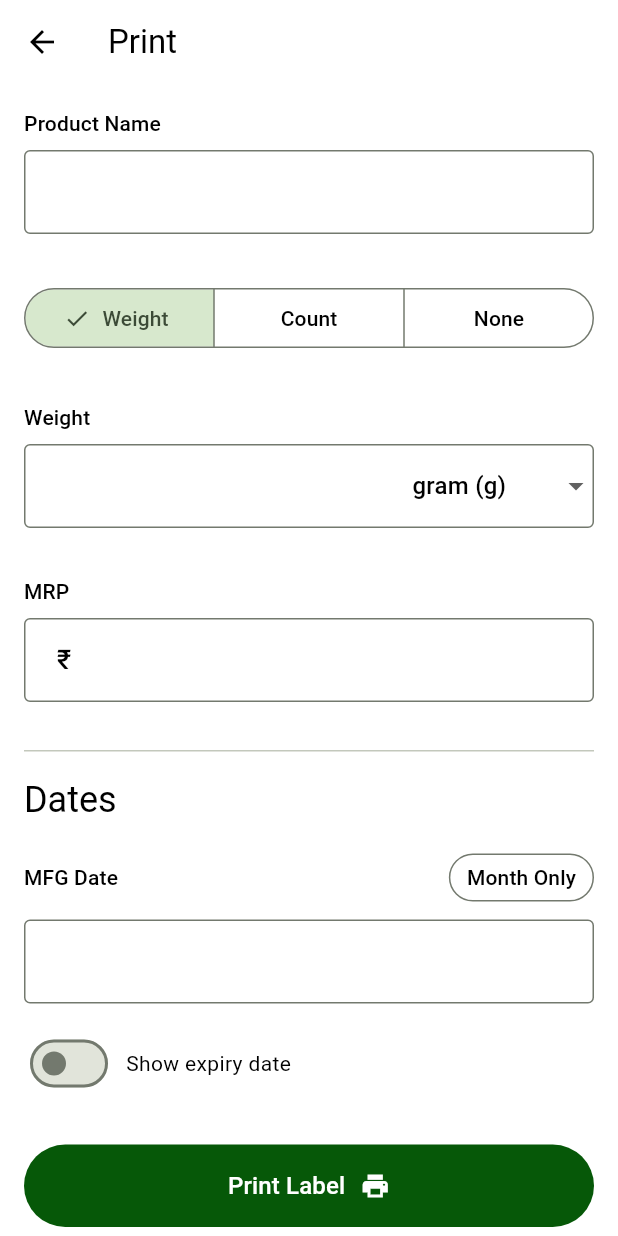
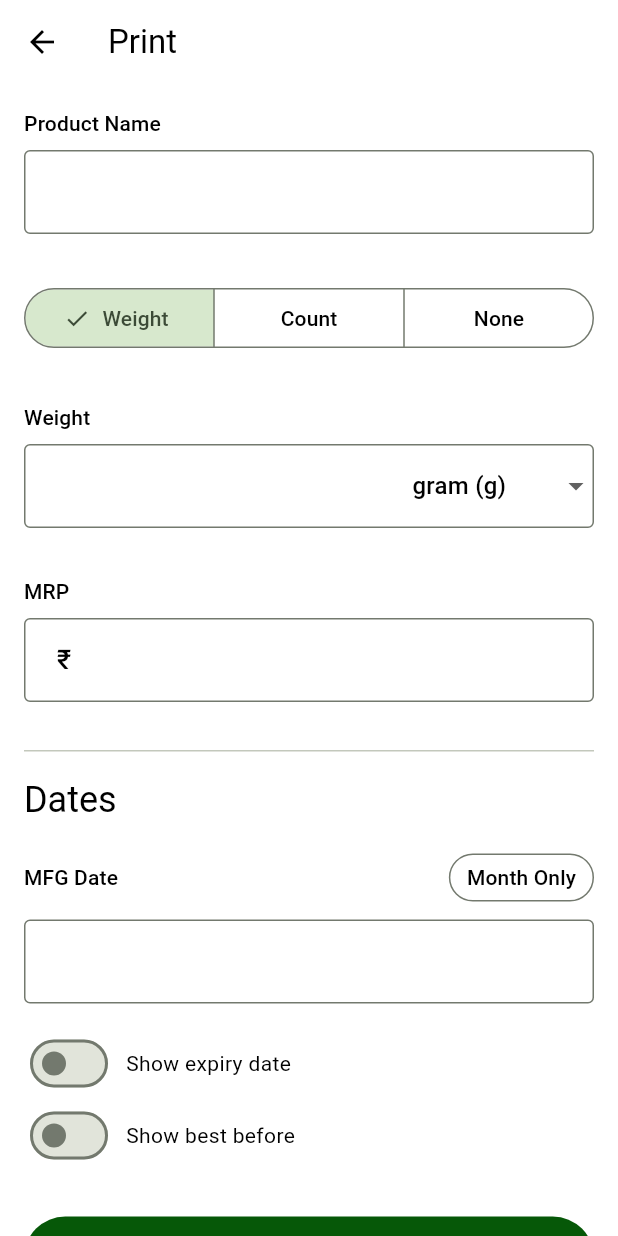
Before and after one commit to sarangnx/label_printer, a Flutter app: the screen it shows after launch, after a tap on an icon or button, on a phone screen of 412 x 824 dp. Run offline on Flutter 3.47's test engine with Material 3 defaults, Android fonts, the phone set to English and light mode, and no system bars; our stand-ins replace flex_color_scheme.

Commit message:
feat: added best before and keyboard type

```diff
--- a/lib/pages/print_form.dart
+++ b/lib/pages/print_form.dart
@@ -48,13 +48,16 @@ class PrinterForm extends State<_PrintForm> {
 
   QuantityTypes _quantityType = QuantityTypes.weight;
   String? _selectedUnit = 'g';
+  String? _selectedDuration = 'days';
   DateTime? _mfgDateTime = DateTime.now();
   DateTime? _expiryDateTime = DateTime.now().add(Duration(days: 45));
   bool _showExpiryDate = false;
+  bool _showBestBefore = false;
   bool _showMonthOnly = false;
 
   final TextEditingController _productName = TextEditingController();
   final TextEditingController _quantity = TextEditingController();
+  final TextEditingController _bestBefore = TextEditingController();
   final TextEditingController _mrp = TextEditingController();
   final TextEditingController _mfgDate = TextEditingController();
   final TextEditingController _expiryDate = TextEditingController();
@@ -196,6 +199,7 @@ class PrinterForm extends State<_PrintForm> {
                                 : null,
                       ),
                       controller: _quantity,
+                      keyboardType: TextInputType.number,
                     ),
                   ],
                 ),
@@ -232,6 +236,7 @@ class PrinterForm extends State<_PrintForm> {
                               : null,
                     ),
                     controller: _mrp,
+                    keyboardType: TextInputType.number,
                   ),
                 ],
               ),
@@ -330,6 +335,7 @@ class PrinterForm extends State<_PrintForm> {
                     onChanged: (value) {
                       setState(() {
                         _showExpiryDate = value;
+                        _showBestBefore = _showBestBefore ? !value : false;
                       });
                     },
                   ),
@@ -375,6 +381,64 @@ class PrinterForm extends State<_PrintForm> {
               ),
 
             Padding(
+              padding: const EdgeInsets.symmetric(horizontal: 16.0),
+              child: Row(
+                spacing: 8,
+                children: [
+                  Switch(
+                    value: _showBestBefore,
+                    onChanged: (value) {
+                      setState(() {
+                        _showBestBefore = value;
+                        _showExpiryDate = _showExpiryDate ? !value : false;
+                      });
+                    },
+                  ),
+                  Text('Show best before'),
+                ],
+              ),
+            ),
+
+            if (_showBestBefore)
+              Padding(
+                padding: const EdgeInsets.all(16.0),
+                child: Column(
+                  crossAxisAlignment: CrossAxisAlignment.start,
+                  spacing: 8,
+                  children: [
+                    Text('Best Before', style: Theme.of(context).textTheme.labelLarge),
+                    TextFormField(
+                      onChanged: (value) => setState(() {}),
+                      decoration: InputDecoration(
+                        suffixIcon: Row(
+                          mainAxisSize: MainAxisSize.min, // Ensures the row takes minimal space
+                          children: [
+                            DropdownButton<String>(
+                              value: _selectedDuration,
+                              isDense: true,
+                              underline: const SizedBox(), // Removes the default underline
+                              items: const [
+                                DropdownMenuItem(value: 'days', child: Text('days')),
+                                DropdownMenuItem(value: 'weeks', child: Text('weeks')),
+                                DropdownMenuItem(value: 'months', child: Text('months')),
+                              ],
+                              onChanged: (value) {
+                                setState(() {
+                                  _selectedDuration = value; // Update the selected unit
+                                });
+                              },
+                            ),
+                          ],
+                        ),
+                      ),
+                      controller: _bestBefore,
+                      keyboardType: TextInputType.number,
+                    ),
+                  ],
+                ),
+              ),
+
+            Padding(
               padding: const EdgeInsets.only(left: 16.0, right: 16.0, top: 30),
               child: Row(
                 mainAxisAlignment: MainAxisAlignment.center,
@@ -386,7 +450,10 @@ class PrinterForm extends State<_PrintForm> {
                         padding: const WidgetStatePropertyAll(EdgeInsets.symmetric(vertical: 16)),
                       ),
                       onPressed: () async {
-                        await _printer.init();
+                        // await _printer.init();
+                        // await _printer.printLabel();
+
+                        debugPrint(_formKey.currentState!.validate().toString());
 
                         if (_formKey.currentState!.validate()) {
                           // Handle the print action here
```
